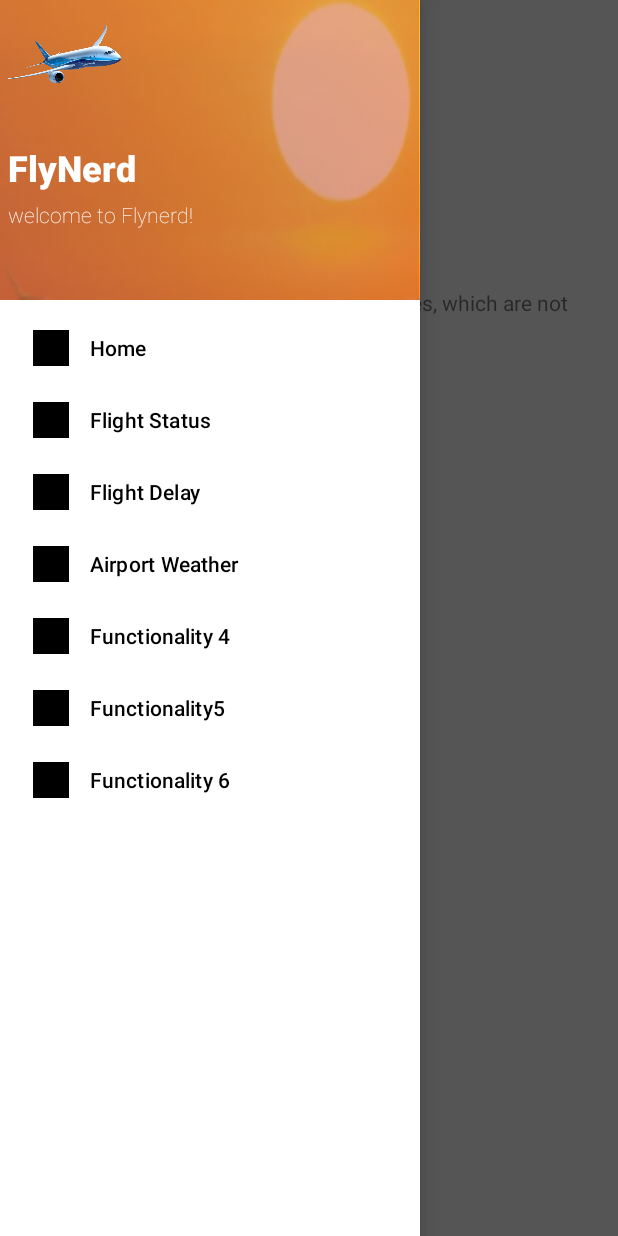
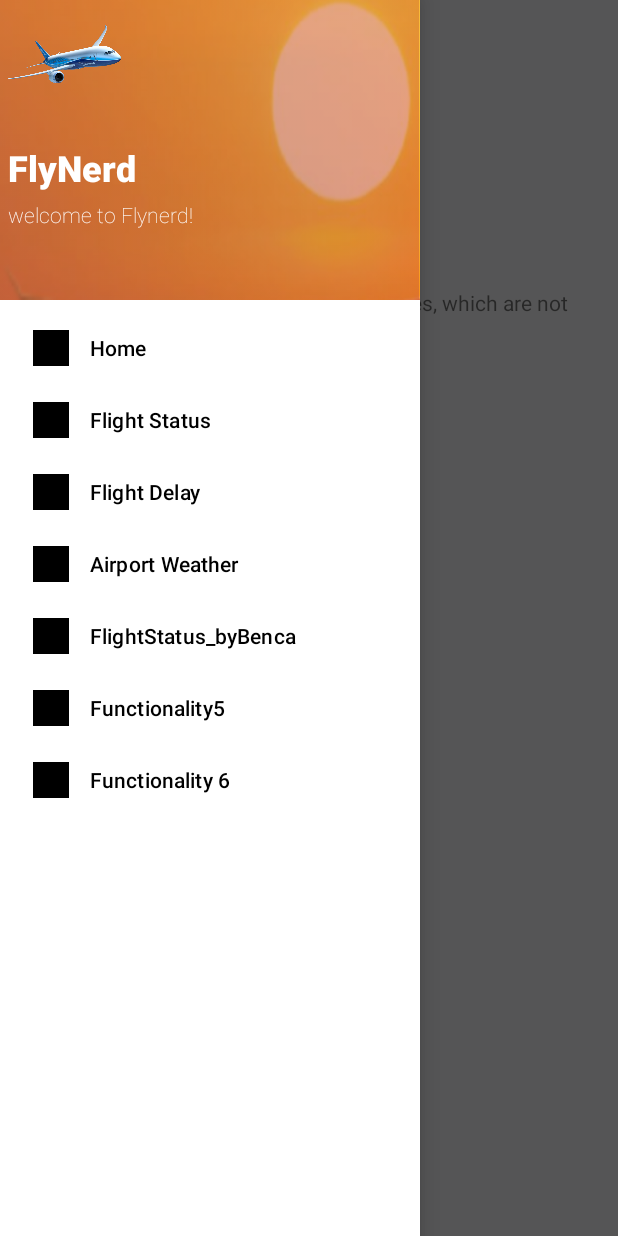
Before and after one commit to KaiBytes/App_FlyNerd, an Android app: the screen it shows after launch (MapActivity), with the side drawer open, on a phone screen of 412 x 824 dp. Run offline under Robolectric (Android 15) with nearby library versions, the phone set to English and light mode, and no system bars.

Commit message:
Flight status & delay + aircraft map merged -fix file missing

```diff
--- a/app/src/main/res/menu/main_menu.xml
+++ b/app/src/main/res/menu/main_menu.xml
@@ -27,7 +27,7 @@
             <item
                 android:id="@+id/func4"
                 android:icon="@drawable/functionality4"
-                android:title="Functionality 4" />
+                android:title="FlightStatus_byBenca" />
             <item
                 android:id="@+id/func5"
                 android:icon="@drawable/functionality5"
```
